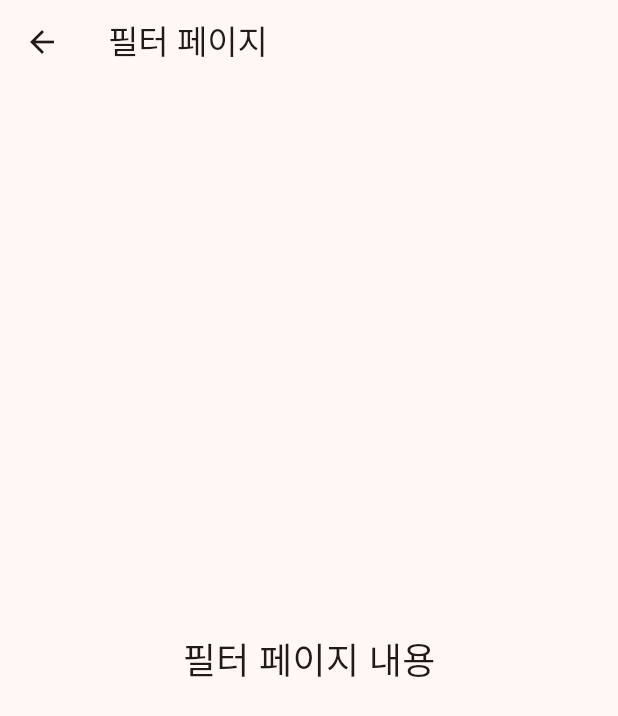
After one commit to 77ssh/parking_map, a Flutter app: the screen it shows after launch, after a tap on "목적지 또는 주소 검색", after a tap on "✔ 필터", on a phone screen of 412 x 824 dp. The commit adds this screen. Shown: the top 716 px of the screen. Run offline on Flutter 3.47's test engine with Material 3 defaults, Android fonts, the phone set to English and light mode, and no system bars; our stand-ins replace permission_handler, speech_to_text; missing offline and left inert: flutter_naver_map.

Commit message:
pageview 추가 및 필터 화면 생성 후 다듬기

```diff
--- /dev/null
+++ b/lib/pages/filter.dart
@@ -0,0 +1,20 @@
+import 'package:flutter/material.dart';
+
+class FilterPage extends StatelessWidget {
+  const FilterPage({super.key});
+
+  @override
+  Widget build(BuildContext context) {
+    return Scaffold(
+      appBar: AppBar(
+        title: const Text('필터 페이지'),
+      ),
+      body: const Center(
+        child: Text(
+          '필터 페이지 내용',
+          style: TextStyle(fontSize: 24),
+        ),
+      ),
+    );
+  }
+}
--- a/lib/pages/home.dart
+++ b/lib/pages/home.dart
@@ -2,12 +2,13 @@
 
 import 'dart:convert';
 import 'package:flutter/material.dart';
+import 'package:flutter/widgets.dart';
 import 'package:flutter_naver_map/flutter_naver_map.dart';
 import 'package:flutter/services.dart' show rootBundle;
 import 'package:parking_map/pages/search.dart';
 import 'package:parking_map/pages/star.dart';
+import 'package:parking_map/pages/filter.dart';
 import 'package:parking_map/pages/mypageview.dart';
-// import 'package:http/http.dart' as http;
 
 class HomePage extends StatefulWidget {
   final double selectedLatitude;
@@ -55,6 +56,7 @@ class _HomePageState extends State<HomePage> {
   @override
   Widget build(BuildContext context) {
     return Scaffold(
+      resizeToAvoidBottomInset: false,
       body: Stack(
         children: [
           NaverMap(
@@ -94,37 +96,86 @@ class _HomePageState extends State<HomePage> {
             top: 0,
             left: 0,
             right: 0,
+            child: Padding(
+              padding: const EdgeInsets.all(30.0),
+              child: Container(
+                height: MediaQuery.of(context).size.height * 0.12, // 화면 높이의 12%
+                decoration: BoxDecoration(
+                  color: Colors.white,
+                  borderRadius: BorderRadius.circular(10.0),
+                ),
+                // 검색창 생성
+                child: Column(
+                  children: [
+                    Row(
+                      children: [
+                        Expanded(
+                          child: Align(
+                            alignment: Alignment.topCenter,
+                            child: Padding(
+                              padding:
+                                  const EdgeInsets.only(top: 8.0, bottom: 4.0),
                               child: GestureDetector(
                                 onTap: () {
                                   Navigator.push(
                                     context,
                                     MaterialPageRoute(
-                    builder: (context) => const SearchScreen(),
+                                      builder: (context) =>
+                                          const SearchScreen(),
                                     ),
                                   );
                                 },
-              child: Padding(
-                padding: const EdgeInsets.all(30.0),
-                child: Container(
-                  // margin: const EdgeInsets.all(30.0), // margin을 사용하여 상대적인 여백을 지정
-                  decoration: BoxDecoration(
-                    color: Colors.white,
-                    borderRadius: BorderRadius.circular(10.0),
-                  ),
-                  // 검색창 생성
-                  child: const Row(
-                    children: [
-                      Expanded(
-                        child: Text(
+                                child: const Text(
                                   '목적지 또는 주소 검색',
                                   style: TextStyle(
                                     color: Colors.grey,
                                   ),
                                 ),
                               ),
-                      Icon(Icons.search),
+                            ),
+                          ),
+                        ),
+                        const Icon(Icons.search),
                       ],
                     ),
+                    const Divider(
+                      // 화면 중간에 얇은 선 추가 해서 보기 좋게 함
+                      color: Colors.grey,
+                      thickness: 0.5,
+                    ),
+                    Row(
+                      children: [
+                        Padding(
+                          padding: const EdgeInsets.symmetric(horizontal: 10.0),
+                          child: Padding(
+                            padding: const EdgeInsets.only(top: 4.0),
+                            child: GestureDetector(
+                              onTap: () {
+                                Navigator.push(
+                                  context,
+                                  MaterialPageRoute(
+                                    builder: (context) => const FilterPage(),
+                                  ),
+                                );
+                              },
+                              child: RichText(
+                                text: TextSpan(
+                                  style: DefaultTextStyle.of(context).style,
+                                  children: [
+                                    TextSpan(
+                                      text: ' ✔ 필터',
+                                      style:
+                                          Theme.of(context).textTheme.bodyLarge,
+                                    ),
+                                  ],
+                                ),
+                              ),
+                            ),
+                          ),
+                        ),
+                      ],
+                    ),
+                  ],
                 ),
               ),
             ),
@@ -136,7 +187,7 @@ class _HomePageState extends State<HomePage> {
             left: 0,
             right: 0,
             child: Container(
-              height: MediaQuery.of(context).size.height * 0.12, // 화면 높이의 12%
+              height: MediaQuery.of(context).size.height * 0.15, // 화면 높이의 15%
               decoration: BoxDecoration(
                 color: Colors.white,
                 boxShadow: [
@@ -178,15 +229,13 @@ class _HomePageState extends State<HomePage> {
                   ),
                   // 즐겨찾기 밑에 들어갈 pageview 적용된 컨테이너 추가하기
                   const SizedBox(
-                    height: 10,
+                    height: 20,
                   ),
                   Padding(
-                    padding: const EdgeInsets.all(15.0),
-                    child: Container(
-                      height: MediaQuery.of(context).size.height * 0.01,
-                      decoration: BoxDecoration(
-                        borderRadius: BorderRadius.circular(10),
-                      ),
+                    padding: const EdgeInsets.symmetric(
+                        horizontal: 25.0), // 가로 방향으로만 패딩 추가
+                    child: SizedBox(
+                      height: MediaQuery.of(context).size.height * 0.05,
                       child: const MyPageView(),
                     ),
                   ),
```
Also changed, not shown: lib/pages/mypageview.dart (+12 -50 lines). Lines whose indentation alone changed are shown as unchanged.
